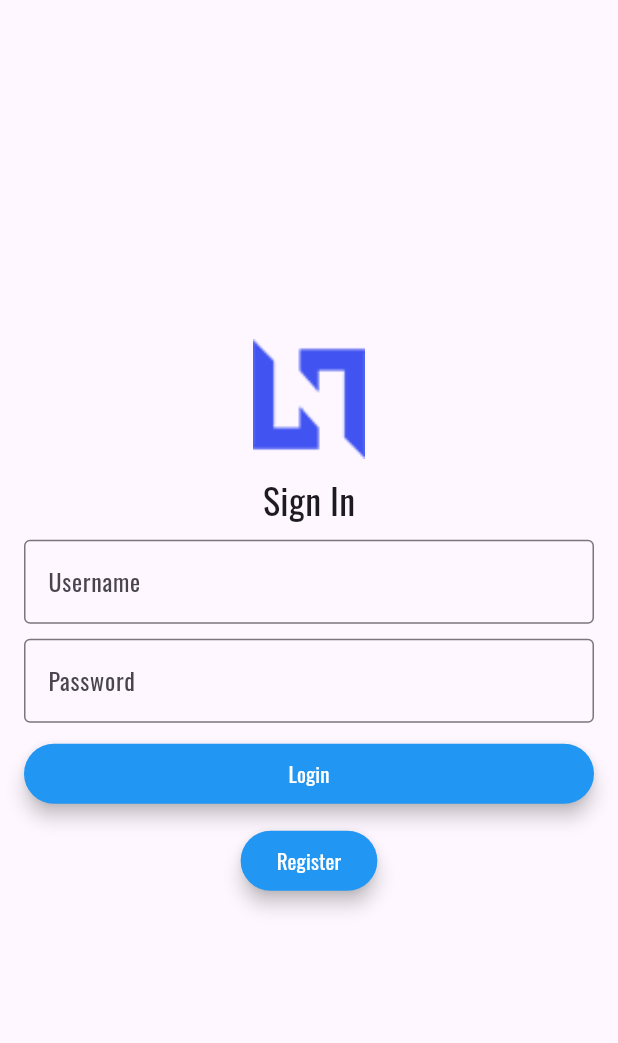
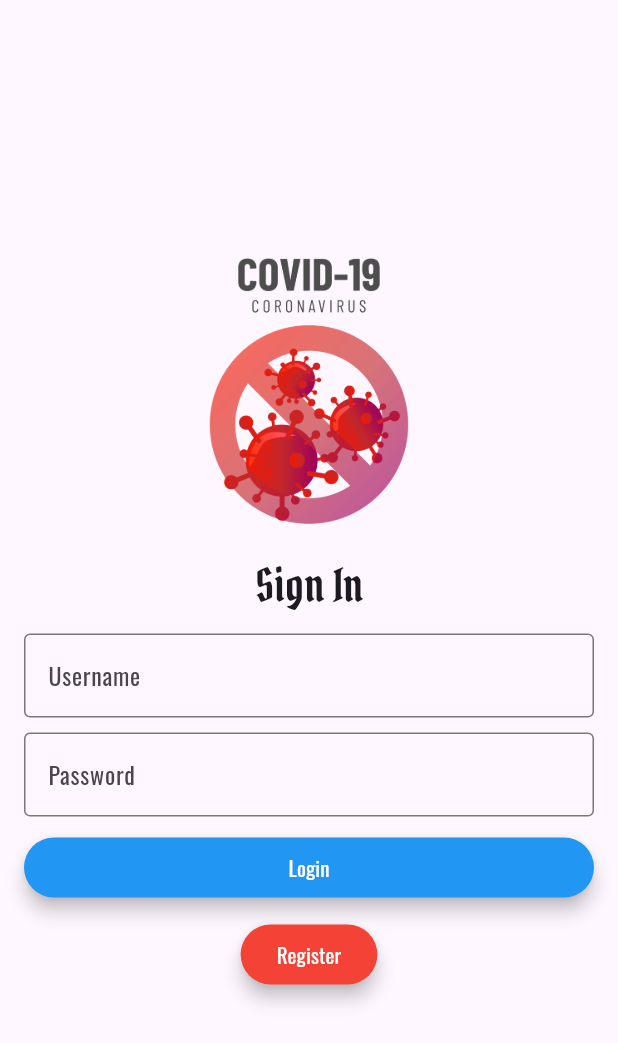
Before and after one commit to ZUHAIRR23/covid_app, a Flutter app: the screen it shows after launch, after a tap on "Login", on a phone screen of 412 x 824 dp. Shown: the top 1043 px of the screen. Run offline on Flutter 3.47's test engine with Material 3 defaults, Android fonts, the phone set to English and light mode, and no system bars; network calls fail.

```diff
--- a/lib/main.dart
+++ b/lib/main.dart
@@ -25,7 +25,6 @@ class MyApp extends StatelessWidget {
         home: RegisterScreen(),
         debugShowCheckedModeBanner: false,
         routes: {
-          '/home' : (context) => MainScreen(),
           '/login' : (context) => LoginScreen(),
           '/register' : (context) => RegisterScreen(),
           '/hospitals' : (context) => HospitalsScreen(),
--- a/lib/ui/login_screen.dart
+++ b/lib/ui/login_screen.dart
@@ -25,9 +25,9 @@ class _LoginScreenState extends State<LoginScreen> {
           mainAxisAlignment: MainAxisAlignment.center,
           children: [
             Image.asset(
-              'assets/images/logo.png',
+              'assets/images/covid.png',
               fit: BoxFit.cover,
-              width: 75,
+              width: 200,
             ),
             SizedBox(
               height: 10.0,
@@ -35,8 +35,8 @@ class _LoginScreenState extends State<LoginScreen> {
             Text(
               'Sign In',
               style: TextStyle(
-                fontFamily: 'Oswald',
-                fontSize: 24.0,
+                fontFamily: 'PirataOne',
+                fontSize: 30.0,
               ),
             ),
             SizedBox(
@@ -82,7 +82,7 @@ class _LoginScreenState extends State<LoginScreen> {
                 child: ElevatedButton(
                   onPressed: () {
                     setState(
-                          () {
+                      () {
                         if (usernameController.text.isEmpty) {
                           ScaffoldMessenger.of(context).showSnackBar(
                             SnackBar(
@@ -112,7 +112,8 @@ class _LoginScreenState extends State<LoginScreen> {
                                 username: usernameController.text,
                                 password: passwordController.text,
                               ),
-                            ), (route) => false,
+                            ),
+                            (route) => false,
                           );
                         }
                       },
@@ -126,7 +127,10 @@ class _LoginScreenState extends State<LoginScreen> {
                   ),
                   child: Text(
                     'Login',
-                    style: TextStyle(fontFamily: 'Oswald', color: Colors.white),
+                    style: TextStyle(
+                      fontFamily: 'Oswald',
+                      color: Colors.white,
+                    ),
                   ),
                 ),
               ),
@@ -140,7 +144,7 @@ class _LoginScreenState extends State<LoginScreen> {
               },
               style: ButtonStyle(
                   elevation: WidgetStatePropertyAll(5.0),
-                  backgroundColor: WidgetStatePropertyAll(Colors.blue)),
+                  backgroundColor: WidgetStatePropertyAll(Colors.red)),
               child: Text(
                 'Register',
                 style: TextStyle(
--- a/lib/ui/main_screen.dart
+++ b/lib/ui/main_screen.dart
@@ -136,6 +136,12 @@ class _MainScreenState extends State<MainScreen> {
                 Navigator.pushNamed(context, '/stats');
               },
             ),
+            IconButton(
+              icon: const Icon(Icons.logout, color: Colors.white),
+              onPressed: () {
+                Navigator.pushNamed(context, '/login');
+              },
+            ),
           ],
         ),
       ),
--- a/lib/ui/register_screen.dart
+++ b/lib/ui/register_screen.dart
@@ -23,15 +23,15 @@ class _RegisterScreenState extends State<RegisterScreen> {
           mainAxisAlignment: MainAxisAlignment.center,
           children: <Widget>[
             Image.asset(
-              'assets/images/logo.png',
+              'assets/images/covid.png',
               fit: BoxFit.cover,
-              width: 100.0,
+              width: 200.0,
             ),
             Text(
               'Register to create an account',
               style: TextStyle(
-                fontFamily: 'Oswald',
-                fontSize: 18.0,
+                fontFamily: 'PirataOne',
+                fontSize: 30.0,
               ),
             ),
             SizedBox(
```
Also changed, not shown: assets/images/covid.png (added).
